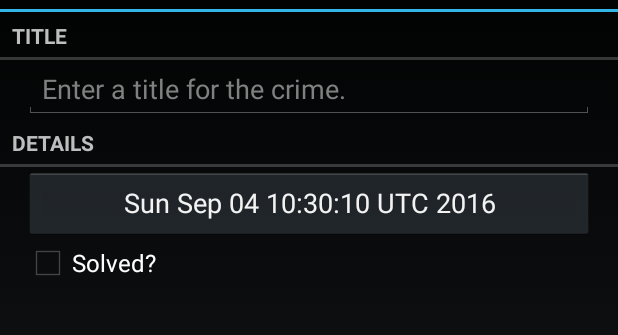
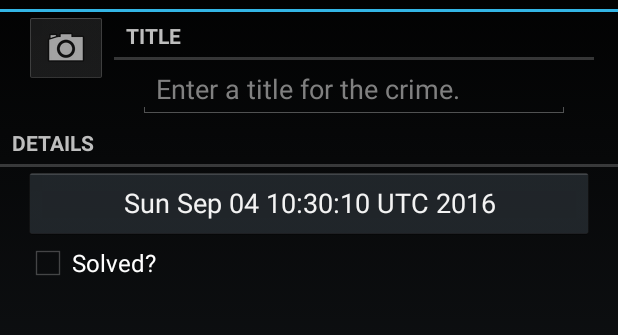
Before and after one commit to StudentWan/CriminalIntent, an Android app: the CrimeFragment screen opened directly, with no data from a screen before it, on a phone screen of 412 x 824 dp, the part 60-395 px from its top. Run offline under Robolectric (Android 15) with nearby library versions, the phone set to English and light mode, and no system bars.

Commit message:
Fix a bug about connecting camera service

```diff
--- a/CriminalIntent/app/src/main/java/com/wanbenyu/criminalintent/CrimeFragment.java
+++ b/CriminalIntent/app/src/main/java/com/wanbenyu/criminalintent/CrimeFragment.java
@@ -3,6 +3,8 @@ package com.wanbenyu.criminalintent;
 import android.annotation.TargetApi;
 import android.app.Activity;
 import android.content.Intent;
+import android.content.pm.PackageManager;
+import android.hardware.Camera;
 import android.os.Build;
 import android.os.Bundle;
 import android.support.v4.app.Fragment;
@@ -20,6 +22,7 @@ import android.widget.Button;
 import android.widget.CheckBox;
 import android.widget.CompoundButton;
 import android.widget.EditText;
+import android.widget.ImageButton;
 
 import java.util.Date;
 import java.util.UUID;
@@ -37,6 +40,7 @@ public class CrimeFragment extends Fragment {
     private EditText mTitleField;
     private Button mDateButton;
     private CheckBox mSolvedCheckBox;
+    private ImageButton mPhotoButton;
 
     public static CrimeFragment newInstance(UUID crimeId){
         Bundle args = new Bundle();
@@ -110,6 +114,26 @@ public class CrimeFragment extends Fragment {
             }
         });
 
+        mPhotoButton = (ImageButton)v.findViewById(R.id.crime_imageButton);
+        mPhotoButton.setOnClickListener(new View.OnClickListener() {
+            @Override
+            public void onClick(View v) {
+                Intent i = new Intent(getActivity(), CrimeCameraActivity.class);
+
+                startActivity(i);
+            }
+        });
+
+        // If camera is not available, disable camera functionality
+        PackageManager pm = getActivity().getPackageManager();
+        boolean hasACamera = pm.hasSystemFeature(PackageManager.FEATURE_CAMERA) ||
+                pm.hasSystemFeature(PackageManager.FEATURE_CAMERA_FRONT) ||
+                Build.VERSION.SDK_INT < Build.VERSION_CODES.GINGERBREAD ||
+                Camera.getNumberOfCameras() > 0;
+        if(!hasACamera) {
+            mPhotoButton.setEnabled(false);
+        }
+
         return v;
     }
 
--- a/CriminalIntent/app/src/main/res/layout-land/fragment_crime.xml
+++ b/CriminalIntent/app/src/main/res/layout-land/fragment_crime.xml
@@ -4,6 +4,28 @@
               android:layout_height="wrap_content"
               android:orientation="vertical">
 
+    <LinearLayout
+        android:layout_width="fill_parent"
+        android:layout_height="wrap_content"
+        android:orientation="horizontal"
+        android:layout_marginLeft="16dp"
+        android:layout_marginRight="16dp">
+        <LinearLayout
+            android:layout_width="wrap_content"
+            android:layout_height="wrap_content"
+            android:orientation="vertical"
+            android:layout_marginRight="4dp">
+            <ImageButton
+                android:id="@+id/crime_imageButton"
+                android:layout_width="match_parent"
+                android:layout_height="wrap_content"
+                android:src="@android:drawable/ic_menu_camera"/>
+        </LinearLayout>
+        <LinearLayout
+            android:layout_width="wrap_content"
+            android:layout_height="wrap_content"
+            android:orientation="vertical"
+            android:layout_weight="1">
             <TextView
                 android:layout_width="match_parent"
                 android:layout_height="wrap_content"
@@ -18,6 +40,8 @@
                 android:layout_marginRight="16dp"
                 android:hint="@string/crime_title_hint"
                 />
+        </LinearLayout>
+    </LinearLayout>
     <TextView
         android:layout_width="match_parent"
         android:layout_height="wrap_content"
--- a/CriminalIntent/app/src/main/res/layout/fragment_crime.xml
+++ b/CriminalIntent/app/src/main/res/layout/fragment_crime.xml
@@ -4,6 +4,28 @@
               android:layout_height="wrap_content"
               android:orientation="vertical">
 
+    <LinearLayout
+        android:layout_width="fill_parent"
+        android:layout_height="wrap_content"
+        android:orientation="horizontal"
+        android:layout_marginLeft="16dp"
+        android:layout_marginRight="16dp">
+        <LinearLayout
+            android:layout_width="wrap_content"
+            android:layout_height="wrap_content"
+            android:orientation="vertical"
+            android:layout_marginRight="4dp">
+            <ImageButton
+                android:id="@+id/crime_imageButton"
+                android:layout_width="match_parent"
+                android:layout_height="wrap_content"
+                android:src="@android:drawable/ic_menu_camera"/>
+        </LinearLayout>
+        <LinearLayout
+            android:layout_width="wrap_content"
+            android:layout_height="wrap_content"
+            android:orientation="vertical"
+            android:layout_weight="1">
             <TextView
                 android:layout_width="match_parent"
                 android:layout_height="wrap_content"
@@ -18,6 +40,8 @@
                 android:layout_marginRight="16dp"
                 android:hint="@string/crime_title_hint"
                 />
+        </LinearLayout>
+    </LinearLayout>
     <TextView
         android:layout_width="match_parent"
         android:layout_height="wrap_content"
```
Also changed, not shown: CriminalIntent/app/src/main/java/com/wanbenyu/criminalintent/CrimeCameraActivity.java (+15 -0 lines), CriminalIntent/app/src/main/java/com/wanbenyu/criminalintent/CrimeCameraFragment.java (+28 -9 lines), 69 other files. Lines whose indentation alone changed are shown as unchanged.
